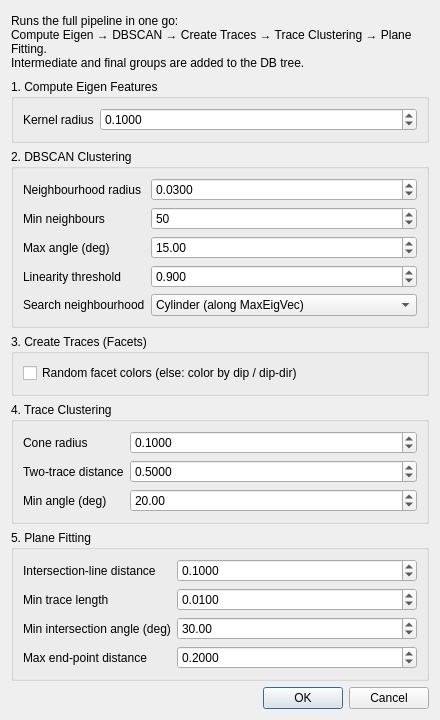
Above: ui/PipelineDlg.ui from jatestrella/CloudCompare-qTracer before the change. Below: the same form after it.
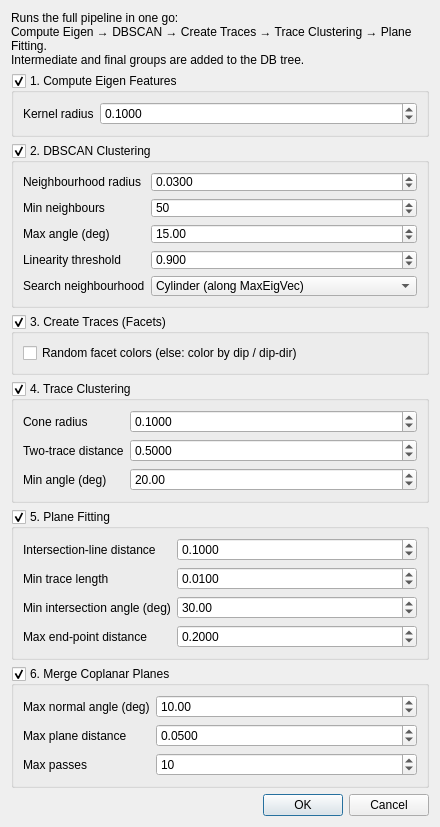
That is the form after the change.

```diff
--- a/ui/PipelineDlg.ui
+++ b/ui/PipelineDlg.ui
@@ -24,6 +24,8 @@
    <item>
     <widget class="QGroupBox" name="eigenGroup">
      <property name="title"><string>1. Compute Eigen Features</string></property>
+     <property name="checkable"><bool>true</bool></property>
+     <property name="checked"><bool>true</bool></property>
      <layout class="QFormLayout" name="eigenForm">
       <item row="0" column="0"><widget class="QLabel"><property name="text"><string>Kernel radius</string></property></widget></item>
       <item row="0" column="1">
@@ -44,6 +46,8 @@
    <item>
     <widget class="QGroupBox" name="dbscanGroup">
      <property name="title"><string>2. DBSCAN Clustering</string></property>
+     <property name="checkable"><bool>true</bool></property>
+     <property name="checked"><bool>true</bool></property>
      <layout class="QFormLayout" name="dbscanForm">
       <item row="0" column="0"><widget class="QLabel"><property name="text"><string>Neighbourhood radius</string></property></widget></item>
       <item row="0" column="1">
@@ -98,6 +102,8 @@
    <item>
     <widget class="QGroupBox" name="tracesGroup">
      <property name="title"><string>3. Create Traces (Facets)</string></property>
+     <property name="checkable"><bool>true</bool></property>
+     <property name="checked"><bool>true</bool></property>
      <layout class="QVBoxLayout" name="tracesLayout">
       <item>
        <widget class="QCheckBox" name="randomColorsCheckBox">
@@ -113,6 +119,8 @@
    <item>
     <widget class="QGroupBox" name="clusteringGroup">
      <property name="title"><string>4. Trace Clustering</string></property>
+     <property name="checkable"><bool>true</bool></property>
+     <property name="checked"><bool>true</bool></property>
      <layout class="QFormLayout" name="clusteringForm">
       <item row="0" column="0"><widget class="QLabel"><property name="text"><string>Cone radius</string></property></widget></item>
       <item row="0" column="1">
@@ -152,6 +160,8 @@
    <item>
     <widget class="QGroupBox" name="planeGroup">
      <property name="title"><string>5. Plane Fitting</string></property>
+     <property name="checkable"><bool>true</bool></property>
+     <property name="checked"><bool>true</bool></property>
      <layout class="QFormLayout" name="planeForm">
       <item row="0" column="0"><widget class="QLabel"><property name="text"><string>Intersection-line distance</string></property></widget></item>
       <item row="0" column="1">
@@ -197,6 +207,48 @@
     </widget>
    </item>
 
+   <!-- Stage 6 : Merge Coplanar Planes -->
+   <item>
+    <widget class="QGroupBox" name="mergeGroup">
+     <property name="title"><string>6. Merge Coplanar Planes</string></property>
+     <property name="checkable"><bool>true</bool></property>
+     <property name="checked"><bool>true</bool></property>
+     <layout class="QFormLayout" name="mergeForm">
+      <item row="0" column="0"><widget class="QLabel"><property name="text"><string>Max normal angle (deg)</string></property></widget></item>
+      <item row="0" column="1">
+       <widget class="QDoubleSpinBox" name="mergeMaxNormalAngleSpinBox">
+        <property name="toolTip"><string>Two planes whose normals differ by more than this angle will NOT be merged.</string></property>
+        <property name="decimals"><number>2</number></property>
+        <property name="minimum"><double>0.000000000000000</double></property>
+        <property name="maximum"><double>90.000000000000000</double></property>
+        <property name="singleStep"><double>1.000000000000000</double></property>
+        <property name="value"><double>10.000000000000000</double></property>
+       </widget>
+      </item>
+      <item row="1" column="0"><widget class="QLabel"><property name="text"><string>Max plane distance</string></property></widget></item>
+      <item row="1" column="1">
+       <widget class="QDoubleSpinBox" name="mergeMaxPlaneDistSpinBox">
+        <property name="toolTip"><string>Max perpendicular distance from a peer plane's center to the seed plane.</string></property>
+        <property name="decimals"><number>4</number></property>
+        <property name="minimum"><double>0.000100000000000</double></property>
+        <property name="maximum"><double>10000.000000000000000</double></property>
+        <property name="singleStep"><double>0.010000000000000</double></property>
+        <property name="value"><double>0.050000000000000</double></property>
+       </widget>
+      </item>
+      <item row="2" column="0"><widget class="QLabel"><property name="text"><string>Max passes</string></property></widget></item>
+      <item row="2" column="1">
+       <widget class="QSpinBox" name="mergeMaxPassesSpinBox">
+        <property name="toolTip"><string>How many times to re-run the merge on its own output. Stops early if the plane count stops decreasing.</string></property>
+        <property name="minimum"><number>1</number></property>
+        <property name="maximum"><number>100</number></property>
+        <property name="value"><number>10</number></property>
+       </widget>
+      </item>
+     </layout>
+    </widget>
+   </item>
+
    <item>
     <widget class="QDialogButtonBox" name="buttonBox">
      <property name="standardButtons"><set>QDialogButtonBox::Cancel|QDialogButtonBox::Ok</set></property>
```
